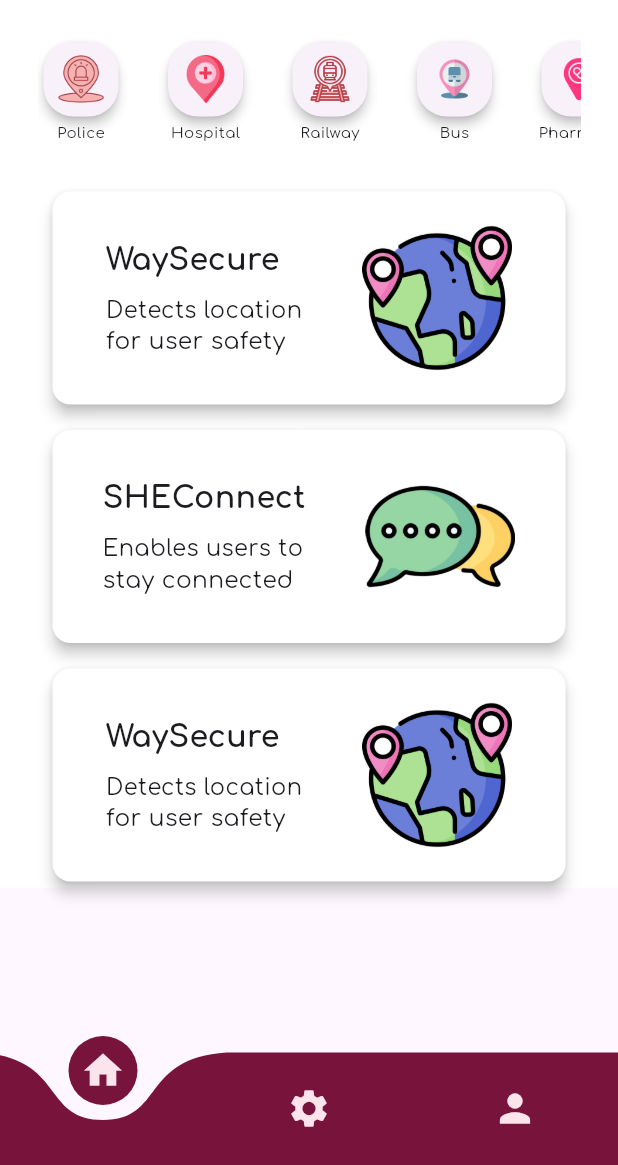
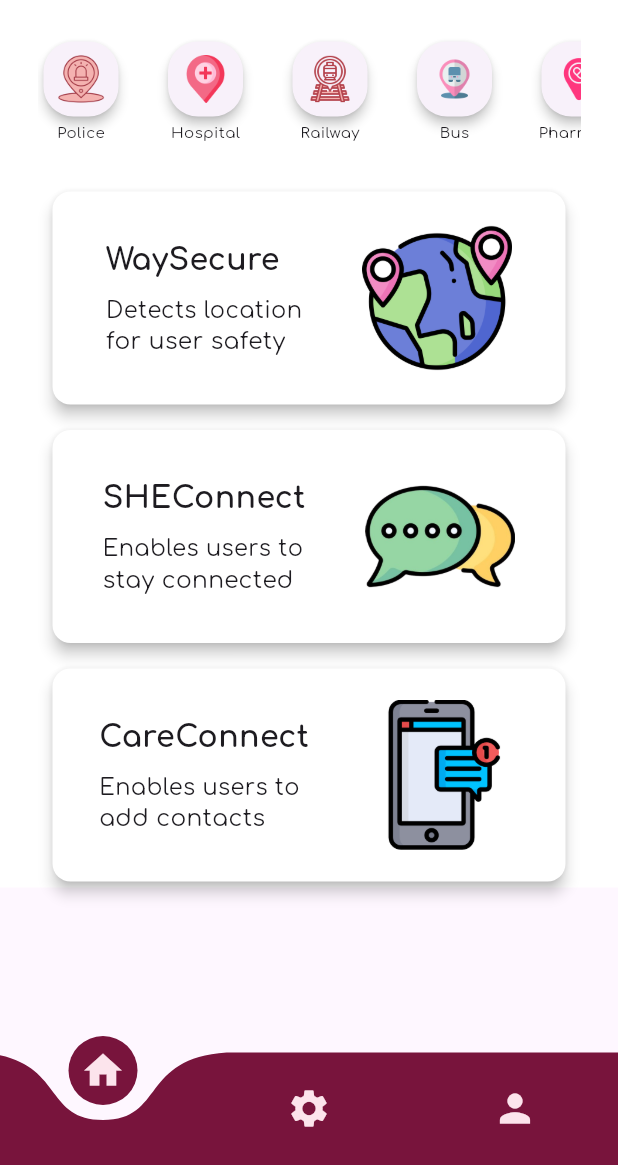
Before and after one commit to sparth292/Rakshak, a Flutter app: the screen it shows after launch, on a phone screen of 412 x 824 dp, the part 71-1236 px from its top. Run offline on Flutter 3.47's test engine with Material 3 defaults, Android fonts, the phone set to English and light mode, and no system bars; drawn by our look-alikes of curved_navigation_bar; our stand-ins replace camera, cloud_firestore, firebase_auth, firebase_core, flutter_animate, flutter_contacts and 12 more; missing offline and left inert: photo_analyzer, telephony_sms; accounts and stored records are empty; Roboto replaces fonts that are missing (Italiana).

Commit message:
updated files

```diff
--- a/lib/WaySecure.dart
+++ b/lib/WaySecure.dart
@@ -23,7 +23,7 @@ class _WaySecureState extends State<WaySecure> {
   // List of unsafe zones
   final List<Map<String, dynamic>> unsafeZones = [
     {
-      'location': LatLng(19.17604070346859, 72.86278331232963),
+      'location': LatLng(19.2487157584365, 72.98040707409268),
       'radius': 2000.0,
       'name': 'Zone 1',
       'newsLink':
@@ -192,11 +192,11 @@ class _WaySecureState extends State<WaySecure> {
     return Scaffold(
       appBar: AppBar(
         automaticallyImplyLeading: false,
-        backgroundColor: const Color.fromRGBO(188, 66, 107, 1),
+        backgroundColor: Color(0xFF78143C),
         title: Center(
           child: Text(
             'WaySecure',
-            style: GoogleFonts.cinzel(
+            style: GoogleFonts.italiana(
               fontSize: 25,
               color: Colors.pink.shade50,
               fontStyle: FontStyle.normal,
--- a/lib/home_page.dart
+++ b/lib/home_page.dart
@@ -355,10 +355,10 @@ class CustomCardsScreen extends StatelessWidget {
                 SizedBox(height: 9),
                 customCard(
                   context: context,
-                  title: 'WaySecure',
-                  description1: 'Detects location',
-                  description2: 'for user safety',
-                  imagePath: 'RImages/mapping.png',
+                  title: 'CareConnect',
+                  description1: 'Enables users to',
+                  description2: 'add contacts',
+                  imagePath: 'RImages/careConnect.png',
                   onTapPage: AddContacts(),
                 ),
                 // customCard(
```
Also changed, not shown: lib/addContacts.dart (+17 -17 lines), RImages/careConnect.png (added).
